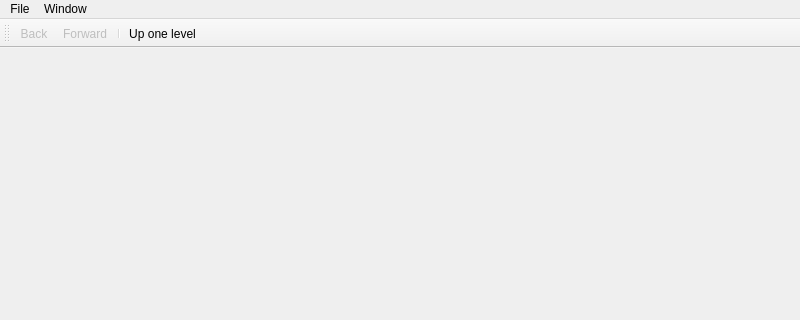
First picture: the form in app/mainwindow.ui, repository ABBAPOH/qmpq, before the edit; both pictures show x 0 to 800 and y 0 to 320 of the 800 by 600 pixel window.
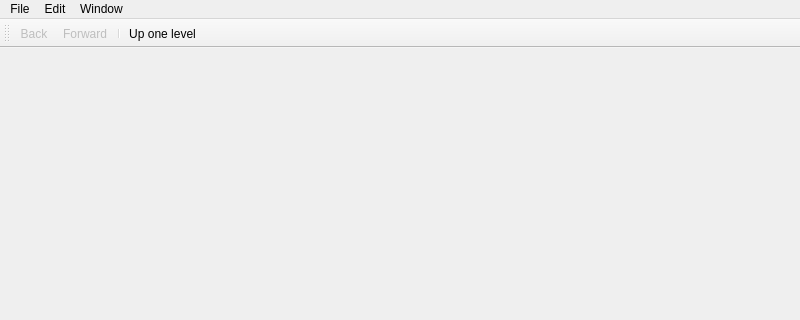
Second picture: the form after the edit. Icons and pictures are not drawn.

What changed in the file:
```diff
--- a/app/mainwindow.ui
+++ b/app/mainwindow.ui
@@ -54,6 +54,16 @@
     <addaction name="separator"/>
     <addaction name="actionClose"/>
    </widget>
+   <widget class="QMenu" name="menuEdit">
+    <property name="title">
+     <string>Edit</string>
+    </property>
+    <addaction name="actionCopy"/>
+    <addaction name="actionCut"/>
+    <addaction name="actionPaste"/>
+    <addaction name="separator"/>
+    <addaction name="actionSelect_All"/>
+   </widget>
    <widget class="QMenu" name="menuWindow">
     <property name="title">
      <string>Window</string>
@@ -61,6 +71,7 @@
     <addaction name="actionNew_Tab"/>
    </widget>
    <addaction name="menuFile"/>
+   <addaction name="menuEdit"/>
    <addaction name="menuWindow"/>
   </widget>
   <widget class="QStatusBar" name="statusbar"/>
```
Left out of the diff: 36 changed lines with no effect on the pictures.
